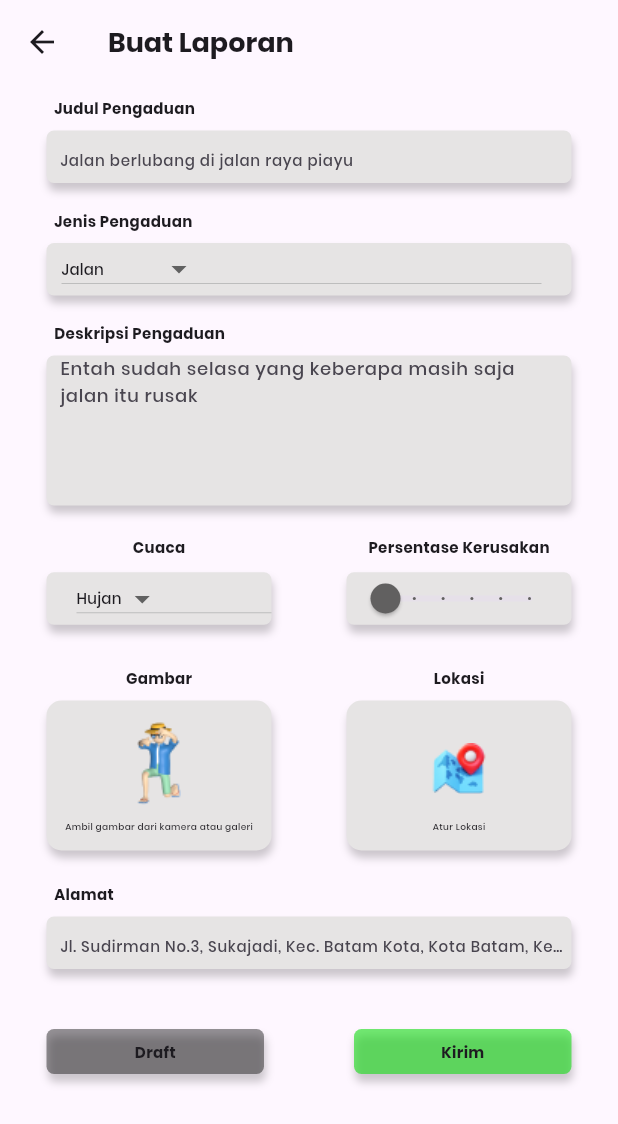
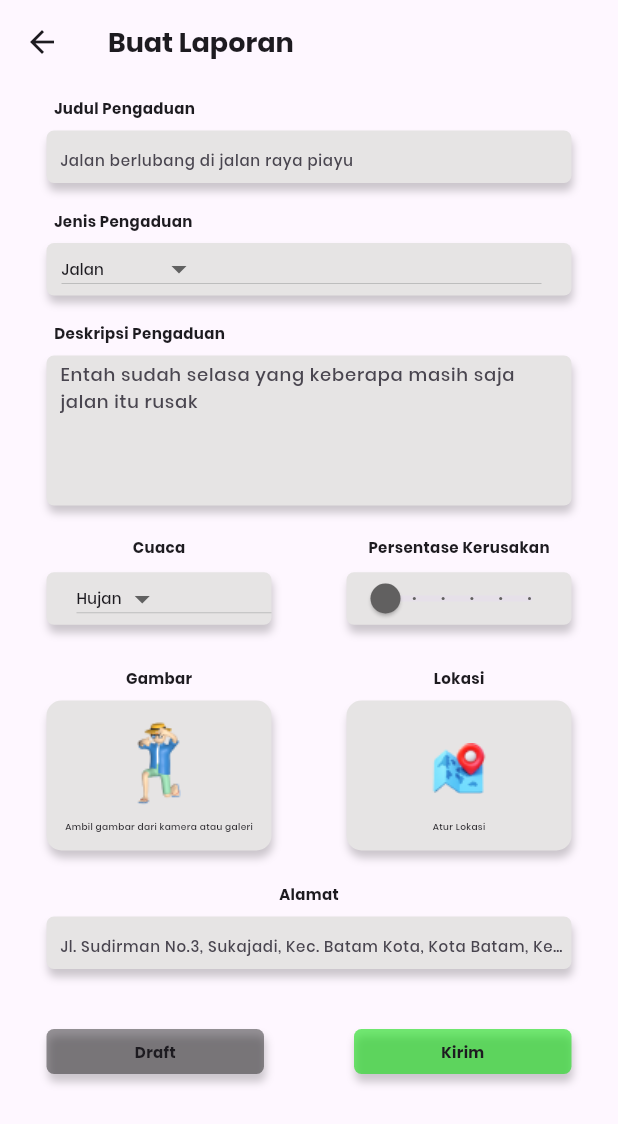
Before and after one commit to kaminariwhat/PBL20KMIPN, a Flutter app: the LaporScreen screen opened by its route, on a phone screen of 412 x 824 dp. Shown: the top 1124 px of the screen. Run offline on Flutter 3.47's test engine with Material 3 defaults, Android fonts, the phone set to English and light mode, and no system bars; missing offline and left inert: flutter_osm_plugin.

Commit message:
Update Buat laporan ALL widget sedikit

```diff
--- a/lib/screens/lapor.dart
+++ b/lib/screens/lapor.dart
@@ -212,7 +212,7 @@ class _LaporScreenState extends State<LaporScreen> {
                           fontSize: 12,
                         ),
                         contentPadding: EdgeInsets.only(
-                          top: -12,
+                          top: -8,
                           left: 9,
                         ),
                       ),
@@ -510,7 +510,7 @@ class _LaporScreenState extends State<LaporScreen> {
                   width: 340,
                   height: 30,
                   child: Row(
-                    mainAxisAlignment: MainAxisAlignment.start,
+                    mainAxisAlignment: MainAxisAlignment.center,
                     children: [
                       Text(
                         'Alamat',
```
